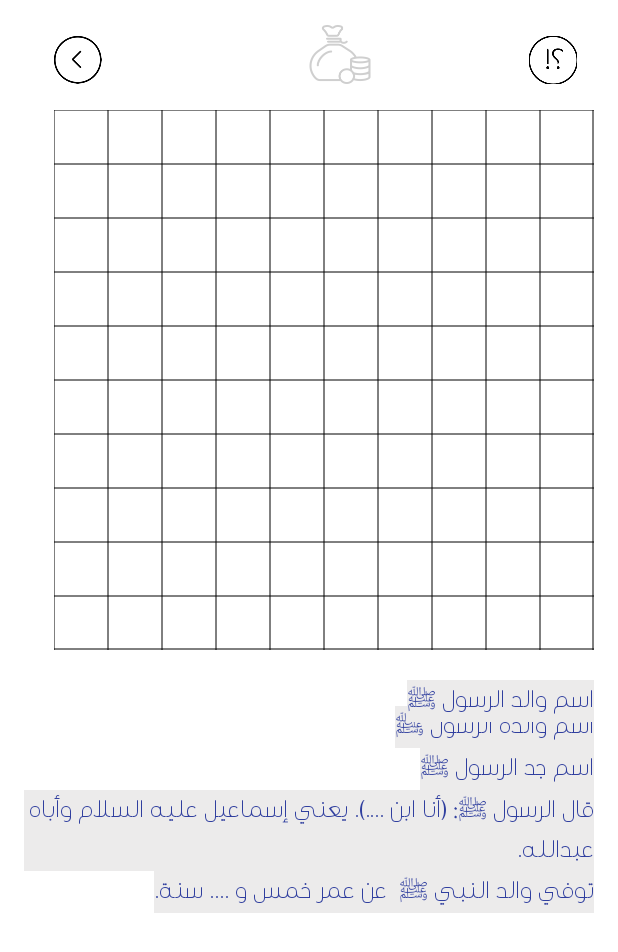
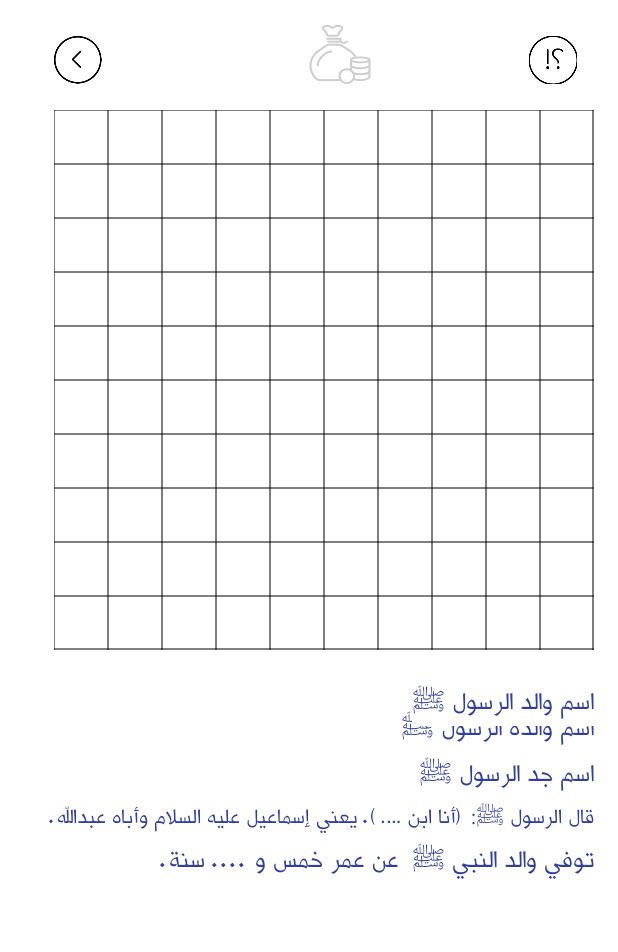
Before and after one commit to SarahAlhabeeb/Qafelah, an Android app: the Level1 screen opened directly, with no data from a screen before it, on a phone screen of 412 x 824 dp. Shown: the top 952 px of the screen. Run offline under Robolectric (Android 15) with nearby library versions, the phone set to English and light mode, and no system bars.

Commit message:
Game design.

```diff
--- a/app/src/main/java/com/example/sara/qafelah/About.java
+++ b/app/src/main/java/com/example/sara/qafelah/About.java
@@ -27,7 +27,7 @@ public class About extends AppCompatActivity {
                 "حياة النبي ﷺ، ومن خلال الأسئلة والتلميحات\n" +
                 " التي يقدمها التطبيق ستزداد معرفة المستخدم\n" +
                 " بسيرة نبيه، وسيصبح أكثر ارتباطا وحبا بها حيث \n" +
-                "يقوم التطبيق بتذكيره يوميا بدخول التطبيق لحل مرحلة يوميا! \n");
+                "يقوم التطبيق بتذكيره بدخول التطبيق لحل مرحلة يوميا. \n");
 
         //To change the font
         Typeface type = Typeface.createFromAsset(getAssets(),"fonts/AlNile.ttc");
--- a/app/src/main/java/com/example/sara/qafelah/Level1.java
+++ b/app/src/main/java/com/example/sara/qafelah/Level1.java
@@ -81,7 +81,7 @@ public class Level1 extends AppCompatActivity {
         correctSign =(ImageView) findViewById(R.id.correctSign);
         correctSign.setVisibility(View.INVISIBLE);
 
-        Typeface type = Typeface.createFromAsset(getAssets(),"fonts/ithra-light-webfont.ttf");
+        Typeface type = Typeface.createFromAsset(getAssets(),"fonts/A-Noor.ttf");
         scoreView.setTypeface(type);
         q1View.setTypeface(type);
         q2View.setTypeface(type);
--- a/app/src/main/res/layout/game_layout.xml
+++ b/app/src/main/res/layout/game_layout.xml
@@ -24,8 +24,8 @@
         android:layout_alignRight="@+id/board_view"
         android:layout_alignEnd="@+id/board_view"
         android:textColor="@color/colorPrimaryDark"
-        android:textSize="16sp"
-        android:background="@color/Grey"/>
+        android:textSize="15sp"
+        android:background="@color/white"/>
 
     <TextView
         android:text=""
@@ -36,8 +36,8 @@
         android:layout_alignRight="@+id/board_view"
         android:layout_alignEnd="@+id/board_view"
         android:textColor="@color/colorPrimaryDark"
-        android:textSize="16sp"
-        android:background="@color/Grey"/>
+        android:textSize="18sp"
+        android:background="@color/white"/>
 
     <TextView
         android:text=""
@@ -49,8 +49,8 @@
         android:layout_alignParentRight="true"
         android:layout_alignParentEnd="true"
         android:textColor="@color/colorPrimaryDark"
-        android:textSize="16sp"
-        android:background="@color/Grey"/>
+        android:textSize="18sp"
+        android:background="@color/white"/>
 
     <TextView
         android:layout_width="wrap_content"
@@ -62,8 +62,8 @@
         android:layout_alignParentRight="true"
         android:layout_alignParentEnd="true"
         android:textColor="@color/colorPrimaryDark"
-        android:textSize="16sp"
-        android:background="@color/Grey"/>
+        android:textSize="18sp"
+        android:background="@color/white"/>
 
     <TextView
         android:id="@+id/Q3View"
@@ -71,10 +71,10 @@
         android:layout_height="wrap_content"
         android:layout_alignRight="@+id/board_view"
         android:layout_below="@+id/Q2View"
-        android:background="@color/Grey"
+        android:background="@color/white"
         android:text=""
         android:textColor="@color/colorPrimaryDark"
-        android:textSize="16sp" />
+        android:textSize="18sp" />
 
     <ImageView
         android:layout_width="match_parent"
```
Also changed, not shown: app/src/main/java/com/example/sara/qafelah/MainPageActivity.java (+8 -8 lines), app/src/main/assets/fonts/A-Noor.ttf (added), app/src/main/res/assets/fonts/ithra-light-webfont.ttf (deleted), 7 other files.
